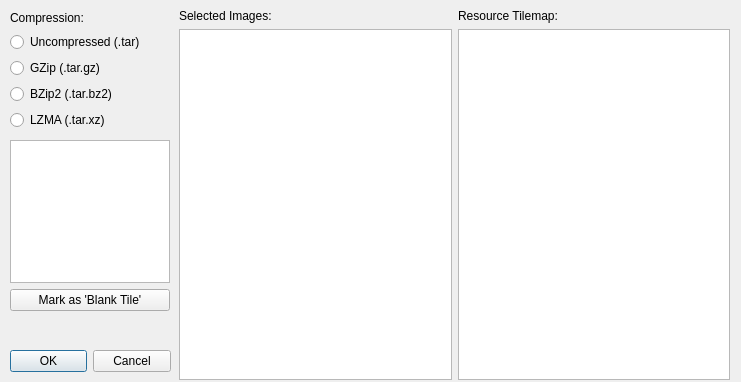
Above: UI/tartm.ui from mratmartinez/Mapuche before the change. Below: the same form after it.
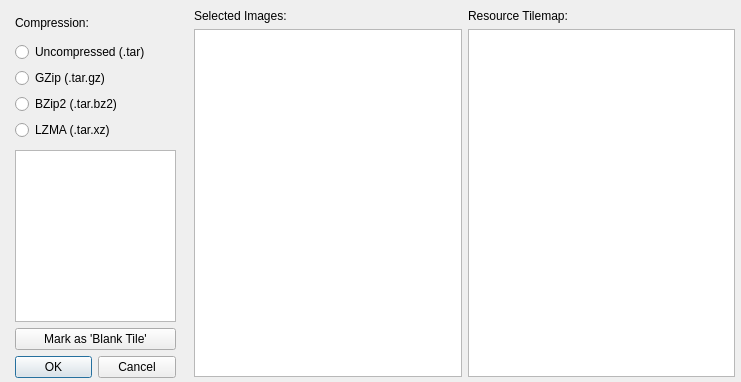
That is the form after the change.

```diff
--- a/UI/tartm.ui
+++ b/UI/tartm.ui
@@ -10,6 +10,18 @@
     <height>382</height>
    </rect>
   </property>
+  <property name="minimumSize">
+   <size>
+    <width>741</width>
+    <height>382</height>
+   </size>
+  </property>
+  <property name="maximumSize">
+   <size>
+    <width>741</width>
+    <height>382</height>
+   </size>
+  </property>
   <property name="windowTitle">
    <string>TAR TileMap Creation</string>
   </property>
@@ -18,11 +30,20 @@
     <rect>
      <x>10</x>
      <y>10</y>
-     <width>161</width>
-     <height>120</height>
+     <width>171</width>
+     <height>133</height>
     </rect>
    </property>
    <layout class="QVBoxLayout" name="verticalLayout">
+    <property name="leftMargin">
+     <number>5</number>
+    </property>
+    <property name="rightMargin">
+     <number>5</number>
+    </property>
+    <property name="bottomMargin">
+     <number>3</number>
+    </property>
     <item>
      <widget class="QLabel" name="label">
       <property name="text">
@@ -63,13 +84,22 @@
   <widget class="QWidget" name="gridLayoutWidget">
    <property name="geometry">
     <rect>
-     <x>179</x>
+     <x>189</x>
      <y>9</y>
      <width>551</width>
      <height>371</height>
     </rect>
    </property>
    <layout class="QGridLayout" name="gridLayout">
+    <property name="leftMargin">
+     <number>5</number>
+    </property>
+    <property name="rightMargin">
+     <number>5</number>
+    </property>
+    <property name="bottomMargin">
+     <number>3</number>
+    </property>
     <item row="0" column="0">
      <widget class="QLabel" name="label_2">
       <property name="text">
@@ -118,12 +148,21 @@
    <property name="geometry">
     <rect>
      <x>10</x>
-     <y>140</y>
-     <width>160</width>
-     <height>171</height>
+     <y>150</y>
+     <width>171</width>
+     <height>231</height>
     </rect>
    </property>
    <layout class="QVBoxLayout" name="verticalLayout_3">
+    <property name="leftMargin">
+     <number>5</number>
+    </property>
+    <property name="rightMargin">
+     <number>5</number>
+    </property>
+    <property name="bottomMargin">
+     <number>3</number>
+    </property>
     <item>
      <widget class="QGraphicsView" name="graphicsView"/>
     </item>
@@ -134,21 +173,15 @@
       </property>
      </widget>
     </item>
+    <item>
+     <widget class="QDialogButtonBox" name="buttonBox">
+      <property name="standardButtons">
+       <set>QDialogButtonBox::Cancel|QDialogButtonBox::Ok</set>
+      </property>
+     </widget>
+    </item>
    </layout>
   </widget>
-  <widget class="QDialogButtonBox" name="buttonBox">
-   <property name="geometry">
-    <rect>
-     <x>10</x>
-     <y>350</y>
-     <width>161</width>
-     <height>22</height>
-    </rect>
-   </property>
-   <property name="standardButtons">
-    <set>QDialogButtonBox::Cancel|QDialogButtonBox::Ok</set>
-   </property>
-  </widget>
  </widget>
  <resources/>
  <connections/>
```
